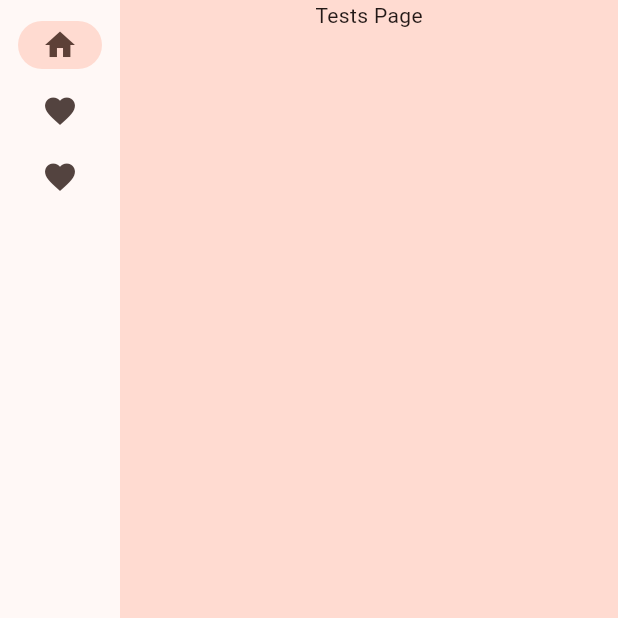
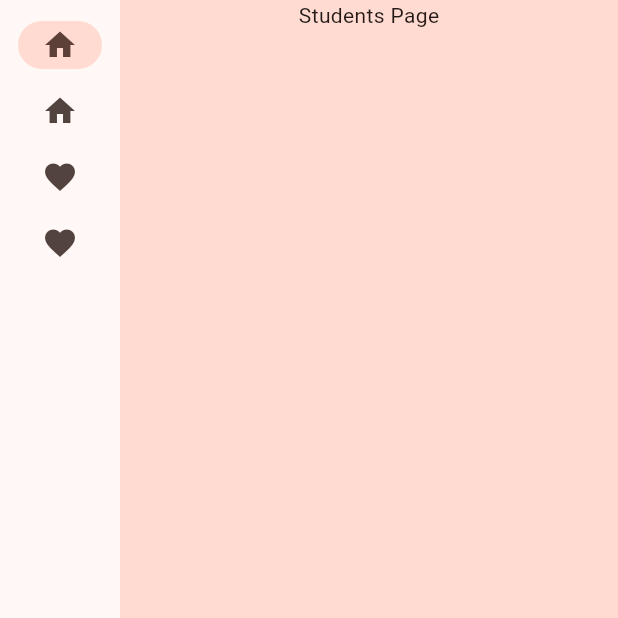
Before and after one commit to ryanchurchill/progress_report_fl, a Flutter app: the screen it shows after launch, on a phone screen of 412 x 824 dp, the top half of it. Run offline on Flutter 3.47's test engine with Material 2 defaults, Android fonts, the phone set to English and light mode, and no system bars.

Commit message:
added student page/model (basic/empty)

```diff
--- a/lib/main.dart
+++ b/lib/main.dart
@@ -1,4 +1,5 @@
 import 'package:flutter/material.dart';
+import 'package:progress_report_fl/students_page.dart';
 import 'package:progress_report_fl/tests_page.dart';
 import 'package:provider/provider.dart';
 
@@ -39,12 +40,15 @@ class _MyHomePageState extends State<MyHomePage> {
     Widget page;
     switch (selectedIndex) {
       case 0:
+        page = StudentsPage();
+        break;
+      case 1:
         page = TestsPage();
         break;
-      case 1:
+      case 2:
         page = Placeholder();
         break;
-      case 2:
+      case 3:
         page = Placeholder();
       default:
         throw UnimplementedError('no widget for $selectedIndex');
@@ -58,6 +62,10 @@ class _MyHomePageState extends State<MyHomePage> {
                   child: NavigationRail(
                     extended: constraints.maxWidth >= 600,
                     destinations: [
+                      NavigationRailDestination(
+                        icon: Icon(Icons.home),
+                        label: Text('Students'),
+                      ),
                       NavigationRailDestination(
                         icon: Icon(Icons.home),
                         label: Text('Tests'),
--- /dev/null
+++ b/lib/student_model.dart
@@ -0,0 +1,22 @@
+import 'package:flutter/cupertino.dart';
+
+class StudentModel extends ChangeNotifier
+{
+  var firstName = "";
+  var lastName = "";
+}
+
+class StudentsModel extends ChangeNotifier
+{
+  final List<StudentModel> _students = [];
+
+  void add(StudentModel studentModel) {
+    _students.add(studentModel);
+    notifyListeners();
+  }
+
+  void removeAll() {
+    _students.clear();
+    notifyListeners();
+  }
+}
--- /dev/null
+++ b/lib/students_page.dart
@@ -0,0 +1,16 @@
+import 'package:flutter/cupertino.dart';
+import 'package:progress_report_fl/student_model.dart';
+import 'package:provider/provider.dart';
+
+class StudentsPage extends StatelessWidget {
+  Widget build(BuildContext context) {
+    return ChangeNotifierProvider(
+      create: (context) => StudentsModel(),
+      child: Center(
+          child: Column(
+              children: [Text("Students Page")]
+          )
+      )
+    );
+  }
+}
```
